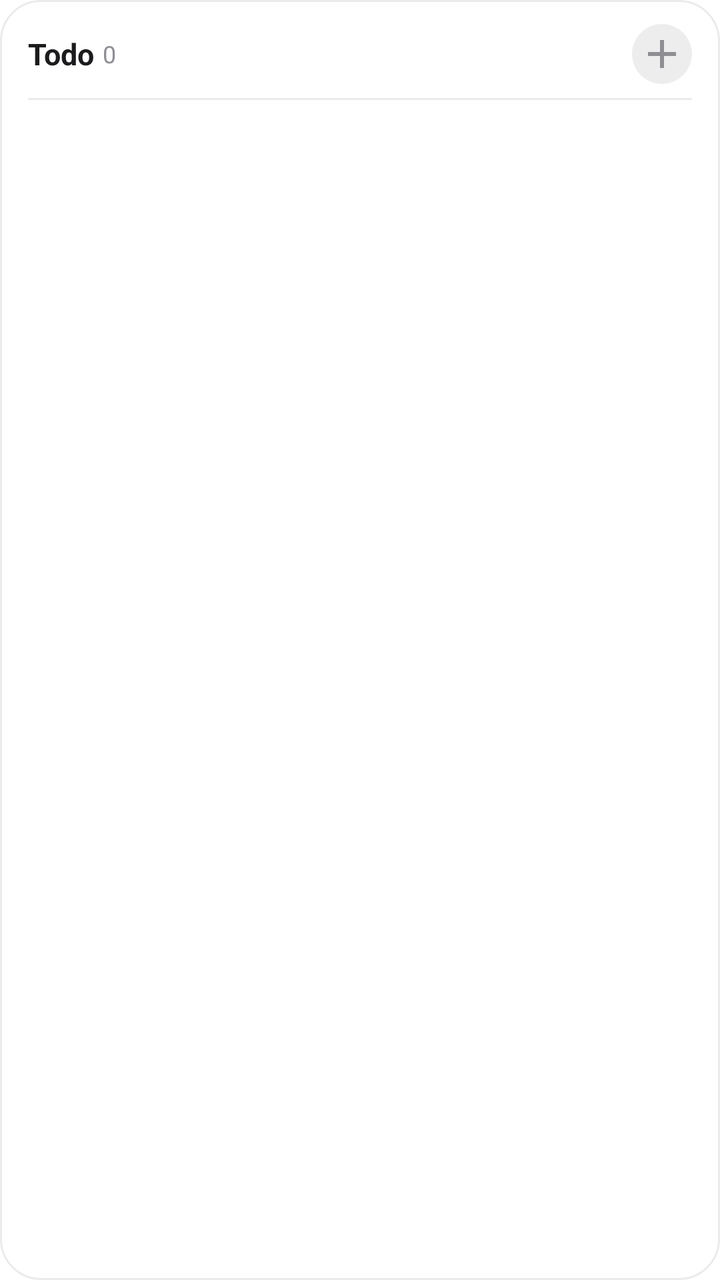
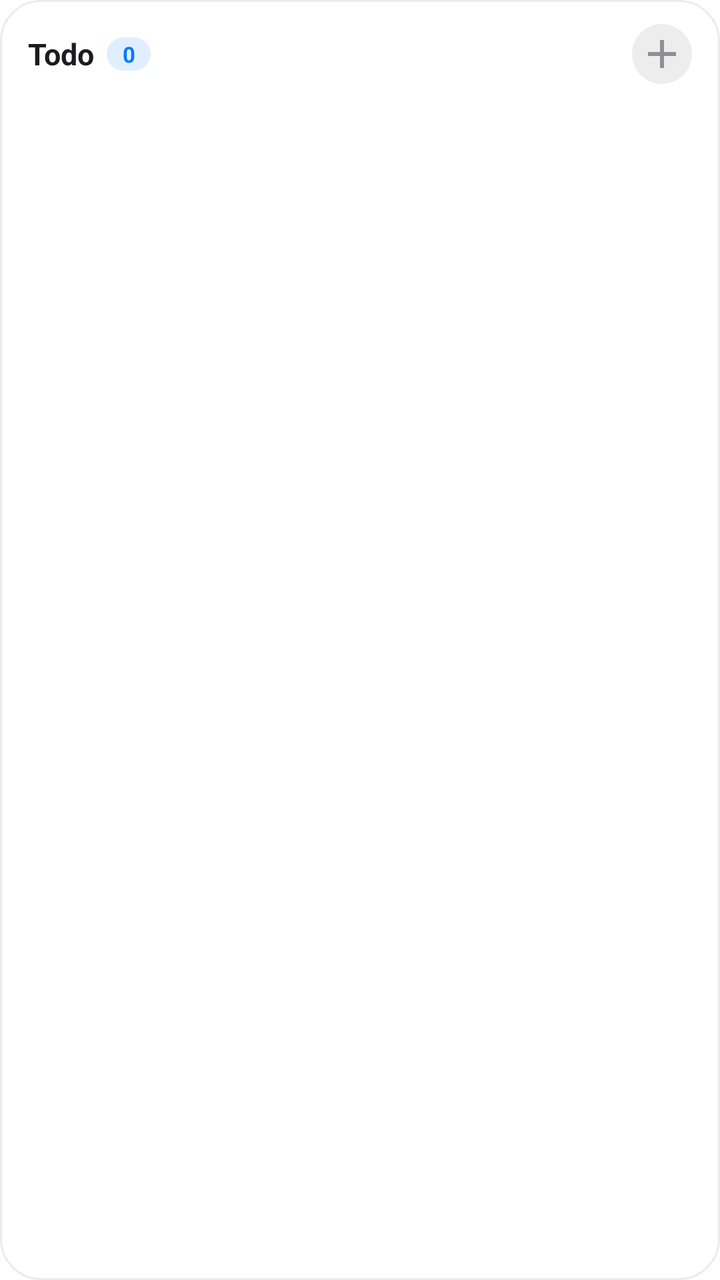

Compare the two renders of this Android layout. The source of the first and the diff that turns it into the second are given below.
<!-- AndroidManifest.xml: fallback theme Theme.MaterialComponents.DayNight.NoActionBar -->
<!-- res/layout/widget_todo.xml -->
<?xml version="1.0" encoding="utf-8"?>
<LinearLayout xmlns:android="http://schemas.android.com/apk/res/android"
    android:layout_width="match_parent"
    android:layout_height="match_parent"
    android:background="@drawable/bg_widget_todo"
    android:orientation="vertical"
    android:paddingLeft="14dp"
    android:paddingTop="12dp"
    android:paddingRight="14dp"
    android:paddingBottom="12dp">

    
    <RelativeLayout
        android:layout_width="match_parent"
        android:layout_height="wrap_content">

        <TextView
            android:id="@+id/todo_widget_title"
            android:layout_width="wrap_content"
            android:layout_height="wrap_content"
            android:layout_alignParentLeft="true"
            android:layout_centerVertical="true"
            android:text="Todo"
            android:textColor="@color/widget_text_primary"
            android:textSize="15sp"
            android:textStyle="bold" />

        <TextView
            android:id="@+id/todo_widget_count"
            android:layout_width="wrap_content"
            android:layout_height="wrap_content"
            android:layout_centerVertical="true"
            android:layout_marginLeft="4dp"
            android:layout_toRightOf="@id/todo_widget_title"
            android:text="0"
            android:textColor="@color/widget_text_secondary"
            android:textSize="12sp" />

        
        <ImageButton
            android:id="@+id/btn_widget_todo_add"
            android:layout_width="30dp"
            android:layout_height="30dp"
            android:layout_alignParentRight="true"
            android:layout_centerVertical="true"
            android:background="@drawable/bg_widget_icon_btn"
            android:contentDescription="快速添加待办"
            android:scaleType="centerInside"
            android:src="@drawable/ic_add" />
    </RelativeLayout>

    
    <TextView
        android:layout_width="match_parent"
        android:layout_height="1dp"
        android:layout_marginTop="7dp"
        android:layout_marginBottom="5dp"
        android:background="@color/widget_todo_hairline" />

    
    <LinearLayout
        android:id="@+id/todo_static_container"
        android:layout_width="match_parent"
        android:layout_height="0dp"
        android:layout_weight="1"
        android:orientation="vertical"
        android:visibility="visible">

        
        <LinearLayout
            android:id="@+id/todo_item_layout_0"
            android:layout_width="match_parent"
            android:layout_height="wrap_content"
            android:layout_marginBottom="4dp"
            android:gravity="center_vertical"
            android:orientation="horizontal"
            android:paddingTop="4dp"
            android:paddingBottom="4dp"
            android:visibility="gone">

            
            <ImageView
                android:id="@+id/todo_item_checkbox_0"
                android:layout_width="30dp"
                android:layout_height="30dp"
                android:clickable="false"
                android:contentDescription="标记完成"
                android:focusable="false"
                android:scaleType="centerInside"
                android:src="@drawable/ic_checkbox_unchecked" />

            <TextView
                android:id="@+id/todo_item_title_0"
                android:layout_width="0dp"
                android:layout_height="wrap_content"
                android:layout_marginStart="8dp"
                android:layout_weight="1"
                android:ellipsize="end"
                android:maxLines="1"
                android:textColor="@color/widget_text_primary"
                android:textSize="13sp" />

            <ImageView
                android:id="@+id/todo_item_priority_0"
                android:layout_width="7dp"
                android:layout_height="7dp"
                android:layout_marginLeft="6dp"
                android:background="@drawable/bg_widget_priority_dot"
                android:visibility="gone" />
        </LinearLayout>

        
        <LinearLayout
            android:id="@+id/todo_item_layout_1"
            android:layout_width="match_parent"
            android:layout_height="wrap_content"
            android:layout_marginBottom="4dp"
            android:gravity="center_vertical"
            android:orientation="horizontal"
            android:paddingTop="4dp"
            android:paddingBottom="4dp"
            android:visibility="gone">

            <ImageView
                android:id="@+id/todo_item_checkbox_1"
                android:layout_width="30dp"
                android:layout_height="30dp"
                android:clickable="false"
                android:contentDescription="标记完成"
                android:focusable="false"
                android:scaleType="centerInside"
                android:src="@drawable/ic_checkbox_unchecked" />

            <TextView
                android:id="@+id/todo_item_title_1"
                android:layout_width="0dp"
                android:layout_height="wrap_content"
                android:layout_marginStart="8dp"
                android:layout_weight="1"
                android:ellipsize="end"
                android:maxLines="1"
                android:textColor="@color/widget_text_primary"
                android:textSize="13sp" />

            <ImageView
                android:id="@+id/todo_item_priority_1"
                android:layout_width="7dp"
                android:layout_height="7dp"
                android:layout_marginLeft="6dp"
                android:background="@drawable/bg_widget_priority_dot"
                android:visibility="gone" />
        </LinearLayout>

        
        <LinearLayout
            android:id="@+id/todo_item_layout_2"
            android:layout_width="match_parent"
            android:layout_height="wrap_content"
            android:layout_marginBottom="4dp"
            android:gravity="center_vertical"
            android:orientation="horizontal"
            android:paddingTop="4dp"
            android:paddingBottom="4dp"
            android:visibility="gone">

            <ImageView
                android:id="@+id/todo_item_checkbox_2"
                android:layout_width="30dp"
                android:layout_height="30dp"
                android:clickable="false"
                android:contentDescription="标记完成"
                android:focusable="false"
                android:scaleType="centerInside"
                android:src="@drawable/ic_checkbox_unchecked" />

            <TextView
                android:id="@+id/todo_item_title_2"
                android:layout_width="0dp"
                android:layout_height="wrap_content"
                android:layout_marginStart="8dp"
                android:layout_weight="1"
                android:ellipsize="end"
                android:maxLines="1"
                android:textColor="@color/widget_text_primary"
                android:textSize="13sp" />

            <ImageView
                android:id="@+id/todo_item_priority_2"
                android:layout_width="7dp"
                android:layout_height="7dp"
                android:layout_marginLeft="6dp"
                android:background="@drawable/bg_widget_priority_dot"
                android:visibility="gone" />
        </LinearLayout>

        
        <LinearLayout
            android:id="@+id/todo_item_layout_3"
            android:layout_width="match_parent"
            android:layout_height="wrap_content"
            android:layout_marginBottom="4dp"
            android:gravity="center_vertical"
            android:orientation="horizontal"
            android:paddingTop="4dp"
            android:paddingBottom="4dp"
            android:visibility="gone">

            <ImageView
                android:id="@+id/todo_item_checkbox_3"
                android:layout_width="30dp"
                android:layout_height="30dp"
                android:clickable="false"
                android:contentDescription="标记完成"
                android:focusable="false"
                android:scaleType="centerInside"
                android:src="@drawable/ic_checkbox_unchecked" />

            <TextView
                android:id="@+id/todo_item_title_3"
                android:layout_width="0dp"
                android:layout_height="wrap_content"
                android:layout_marginStart="8dp"
                android:layout_weight="1"
                android:ellipsize="end"
                android:maxLines="1"
                android:textColor="@color/widget_text_primary"
                android:textSize="13sp" />

            <ImageView
                android:id="@+id/todo_item_priority_3"
                android:layout_width="7dp"
                android:layout_height="7dp"
                android:layout_marginLeft="6dp"
                android:background="@drawable/bg_widget_priority_dot"
                android:visibility="gone" />
        </LinearLayout>

        
        <LinearLayout
            android:id="@+id/todo_more_layout"
            android:layout_width="wrap_content"
            android:layout_height="wrap_content"
            android:layout_marginStart="4dp"
            android:layout_marginTop="4dp"
            android:gravity="center_vertical"
            android:orientation="horizontal"
            android:visibility="gone">

            <TextView
                android:id="@+id/todo_more_badge"
                android:layout_width="20dp"
                android:layout_height="20dp"
                android:background="@drawable/bg_widget_badge"
                android:gravity="center"
                android:textColor="@color/widget_badge_text"
                android:textSize="10sp"
                android:textStyle="bold" />

            <TextView
                android:id="@+id/todo_more_text"
                android:layout_width="wrap_content"
                android:layout_height="wrap_content"
                android:layout_marginStart="6dp"
                android:text="更多待办"
                android:textColor="@color/widget_text_secondary"
                android:textSize="11sp" />
        </LinearLayout>
    </LinearLayout>

    
    <TextView
        android:id="@+id/todo_empty_view"
        android:layout_width="match_parent"
        android:layout_height="0dp"
        android:layout_weight="1"
        android:gravity="center"
        android:text="暂无今日待办"
        android:textColor="@color/widget_text_secondary"
        android:textSize="12sp"
        android:visibility="gone" />
</LinearLayout>
<!-- resources referenced by this layout -->
<resources>
  <color name="widget_badge_text">#FFFFFFFF</color>
  <color name="widget_text_primary">#1C1C1E</color>
  <color name="widget_text_secondary">#8E8E93</color>
  <color name="widget_todo_hairline">#14000000</color>
  <!-- drawable bg_widget_badge (drawable) -->
  <?xml version="1.0" encoding="utf-8"?>
  <shape xmlns:android="http://schemas.android.com/apk/res/android">
      <solid android:color="@color/widget_accent" />
      <corners android:radius="10dp" />
  </shape>
  <!-- drawable bg_widget_icon_btn (drawable) -->
  <?xml version="1.0" encoding="utf-8"?>
  <shape xmlns:android="http://schemas.android.com/apk/res/android"
      android:shape="oval">
      <solid android:color="@color/widget_todo_icon_bg" />
  </shape>
  <!-- drawable bg_widget_priority_dot (drawable) -->
  <?xml version="1.0" encoding="utf-8"?>
  <shape xmlns:android="http://schemas.android.com/apk/res/android"
      android:shape="oval">
      <solid android:color="@color/widget_priority" />
  </shape>
  <!-- drawable bg_widget_todo (drawable) -->
  <?xml version="1.0" encoding="utf-8"?>
  <shape xmlns:android="http://schemas.android.com/apk/res/android"
      android:shape="rectangle">
      <solid android:color="@color/widget_todo_surface" />
      <corners android:radius="20dp" />
      <stroke android:width="1dp" android:color="@color/widget_todo_hairline" />
  </shape>
  <!-- drawable ic_add (drawable) -->
  <vector xmlns:android="http://schemas.android.com/apk/res/android"
      android:width="24dp"
      android:height="24dp"
      android:viewportWidth="24"
      android:viewportHeight="24">
      <path
          android:fillColor="@color/widget_text_secondary"
          android:pathData="M19,13h-6v6h-2v-6H5v-2h6V5h2v6h6v2z" />
  </vector>
  <!-- drawable ic_checkbox_unchecked (drawable) -->
  <vector xmlns:android="http://schemas.android.com/apk/res/android"
      android:width="24dp"
      android:height="24dp"
      android:viewportWidth="24"
      android:viewportHeight="24">
      <path
          android:strokeColor="@color/widget_border"
          android:strokeWidth="2"
          android:fillColor="#00000000"
          android:pathData="M12,12m-10,0a10,10 0,1 1,20 0a10,10 0,1 1,-20 0" />
  </vector>
  <color name="widget_accent">#007AFF</color>
  <color name="widget_todo_icon_bg">#12000000</color>
  <color name="widget_priority">#007AFF</color>
  <color name="widget_todo_surface">#CCFFFFFF</color>
  <color name="widget_border">#E2E4EB</color>
</resources>

<!-- the commit's change to res/layout/widget_todo.xml (unified diff, before → after) -->
@@ -12,7 +12,8 @@
     
     <RelativeLayout
         android:layout_width="match_parent"
-        android:layout_height="wrap_content">
+        android:layout_height="wrap_content"
+        android:layout_marginBottom="10dp">
 
         <TextView
             android:id="@+id/todo_widget_title"
@@ -30,11 +31,19 @@
             android:layout_width="wrap_content"
             android:layout_height="wrap_content"
             android:layout_centerVertical="true"
-            android:layout_marginLeft="4dp"
+            android:layout_marginLeft="6dp"
             android:layout_toRightOf="@id/todo_widget_title"
+            android:background="@drawable/bg_widget_todo_count"
+            android:gravity="center"
+            android:minWidth="22dp"
+            android:paddingLeft="6dp"
+            android:paddingTop="1dp"
+            android:paddingRight="6dp"
+            android:paddingBottom="1dp"
             android:text="0"
-            android:textColor="@color/widget_text_secondary"
-            android:textSize="12sp" />
+            android:textColor="@color/widget_accent"
+            android:textSize="11sp"
+            android:textStyle="bold" />
 
         
         <ImageButton
@@ -48,14 +57,6 @@
             android:scaleType="centerInside"
             android:src="@drawable/ic_add" />
     </RelativeLayout>
-
-    
-    <TextView
-        android:layout_width="match_parent"
-        android:layout_height="1dp"
-        android:layout_marginTop="7dp"
-        android:layout_marginBottom="5dp"
-        android:background="@color/widget_todo_hairline" />
 
     
     <LinearLayout
<!-- resource entries referenced after the edit -->
@@ -1,9 +1,9 @@
 <!-- resources referenced by this layout -->
 <resources>
+  <color name="widget_accent">#007AFF</color>
   <color name="widget_badge_text">#FFFFFFFF</color>
   <color name="widget_text_primary">#1C1C1E</color>
   <color name="widget_text_secondary">#8E8E93</color>
-  <color name="widget_todo_hairline">#14000000</color>
   <!-- drawable bg_widget_badge (drawable) -->
   <?xml version="1.0" encoding="utf-8"?>
   <shape xmlns:android="http://schemas.android.com/apk/res/android">
@@ -30,6 +30,13 @@
       <corners android:radius="20dp" />
       <stroke android:width="1dp" android:color="@color/widget_todo_hairline" />
   </shape>
+  <!-- drawable bg_widget_todo_count (drawable) -->
+  <?xml version="1.0" encoding="utf-8"?>
+  <shape xmlns:android="http://schemas.android.com/apk/res/android"
+      android:shape="rectangle">
+      <solid android:color="@color/widget_todo_count_bg" />
+      <corners android:radius="9dp" />
+  </shape>
   <!-- drawable ic_add (drawable) -->
   <vector xmlns:android="http://schemas.android.com/apk/res/android"
       android:width="24dp"
@@ -47,15 +54,15 @@
       android:viewportWidth="24"
       android:viewportHeight="24">
       <path
-          android:strokeColor="@color/widget_border"
-          android:strokeWidth="2"
+          android:strokeColor="@color/widget_text_secondary"
+          android:strokeWidth="2.2"
           android:fillColor="#00000000"
           android:pathData="M12,12m-10,0a10,10 0,1 1,20 0a10,10 0,1 1,-20 0" />
   </vector>
-  <color name="widget_accent">#007AFF</color>
   <color name="widget_todo_icon_bg">#12000000</color>
   <color name="widget_priority">#007AFF</color>
   <color name="widget_todo_surface">#CCFFFFFF</color>
-  <color name="widget_border">#E2E4EB</color>
+  <color name="widget_todo_hairline">#14000000</color>
+  <color name="widget_todo_count_bg">#1F007AFF</color>
 </resources>
 
